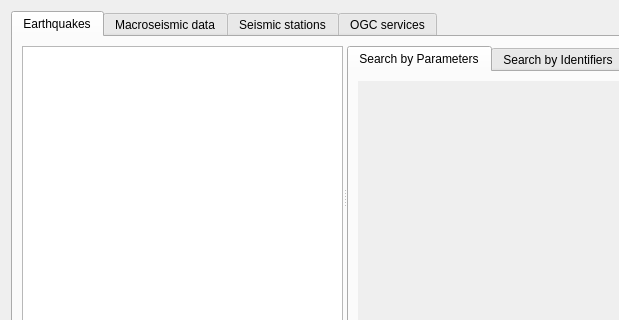
This is qquake/ui/qquake_dialog_base.ui in INGV/qquake as Qt 5 draws it before an edit; both pictures show x 0 to 619 and y 0 to 320 of the 1019 by 512 pixel window. The edited form follows.
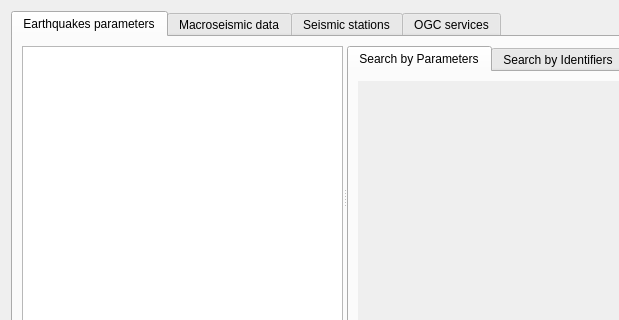
This is the edited form.

Commit message: Changed label earthquakes

```diff
--- a/qquake/ui/qquake_dialog_base.ui
+++ b/qquake/ui/qquake_dialog_base.ui
@@ -30,7 +30,7 @@
      </property>
      <widget class="QWidget" name="fdsn_event_tab">
       <attribute name="title">
-       <string>Earthquakes</string>
+       <string>Earthquakes parameters</string>
       </attribute>
       <layout class="QGridLayout" name="gridLayout_2">
        <item row="0" column="0">
```
